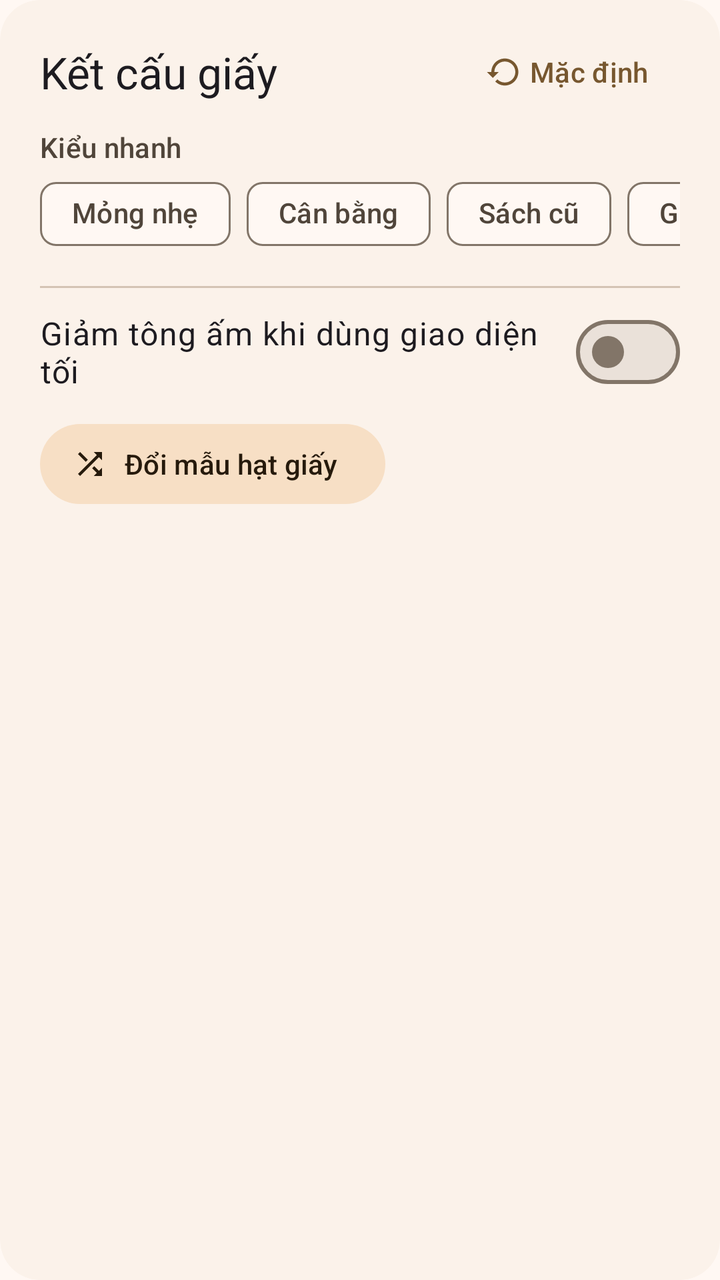
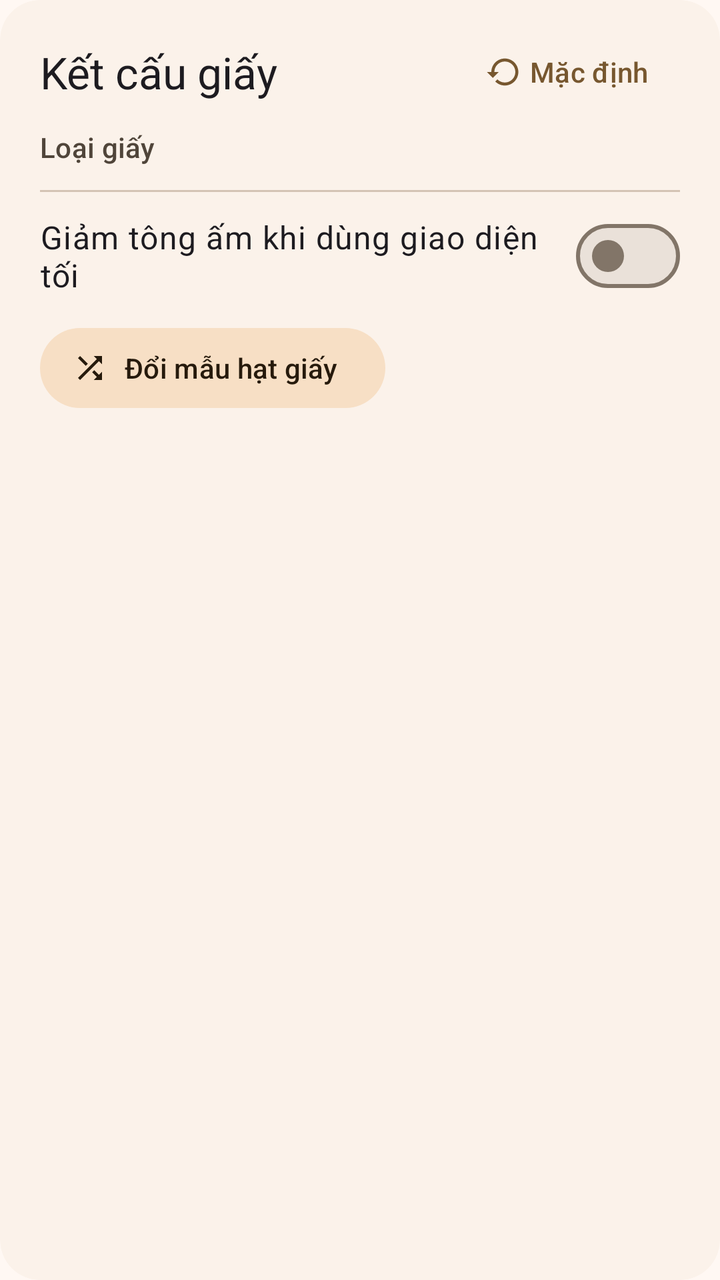

Screens rendered from an Android XML layout before and after an edit, with the pre-edit source and the edit as a unified diff.
<!-- AndroidManifest.xml: application theme Theme.PaperScreen -->
<!-- res/layout/section_controls.xml -->
<?xml version="1.0" encoding="utf-8"?>
<com.google.android.material.card.MaterialCardView xmlns:android="http://schemas.android.com/apk/res/android"
    xmlns:app="http://schemas.android.com/apk/res-auto"
    style="@style/Widget.Material3.CardView.Filled"
    android:layout_width="match_parent"
    android:layout_height="wrap_content"
    android:layout_marginBottom="16dp"
    app:cardBackgroundColor="?attr/colorSurfaceContainerLow"
    app:cardCornerRadius="20dp">

    <LinearLayout
        android:layout_width="match_parent"
        android:layout_height="wrap_content"
        android:orientation="vertical"
        android:paddingStart="20dp"
        android:paddingTop="12dp"
        android:paddingEnd="20dp"
        android:paddingBottom="20dp">

        <LinearLayout
            android:layout_width="match_parent"
            android:layout_height="wrap_content"
            android:gravity="center_vertical"
            android:orientation="horizontal">

            <TextView
                android:layout_width="0dp"
                android:layout_height="wrap_content"
                android:layout_weight="1"
                android:accessibilityHeading="true"
                android:text="@string/section_texture"
                android:textAppearance="?attr/textAppearanceTitleLarge" />

            <com.google.android.material.button.MaterialButton
                android:id="@+id/reset_defaults"
                style="@style/Widget.Material3.Button.TextButton.Icon"
                android:layout_width="wrap_content"
                android:layout_height="wrap_content"
                android:text="@string/reset_defaults"
                app:icon="@drawable/ic_restore" />
        </LinearLayout>

        <TextView
            android:layout_width="match_parent"
            android:layout_height="wrap_content"
            android:layout_marginTop="4dp"
            android:text="@string/presets"
            android:textAppearance="?attr/textAppearanceLabelLarge"
            android:textColor="?attr/colorOnSurfaceVariant" />

        <HorizontalScrollView
            android:layout_width="match_parent"
            android:layout_height="wrap_content"
            android:clipToPadding="false"
            android:scrollbars="none">

            <com.google.android.material.chip.ChipGroup
                android:id="@+id/presets"
                android:layout_width="wrap_content"
                android:layout_height="wrap_content"
                app:singleLine="true">

                <com.google.android.material.chip.Chip
                    android:id="@+id/preset_light"
                    style="@style/Widget.Material3.Chip.Filter"
                    android:layout_width="wrap_content"
                    android:layout_height="wrap_content"
                    android:text="@string/preset_light" />

                <com.google.android.material.chip.Chip
                    android:id="@+id/preset_balanced"
                    style="@style/Widget.Material3.Chip.Filter"
                    android:layout_width="wrap_content"
                    android:layout_height="wrap_content"
                    android:text="@string/preset_balanced" />

                <com.google.android.material.chip.Chip
                    android:id="@+id/preset_old_book"
                    style="@style/Widget.Material3.Chip.Filter"
                    android:layout_width="wrap_content"
                    android:layout_height="wrap_content"
                    android:text="@string/preset_old_book" />

                <com.google.android.material.chip.Chip
                    android:id="@+id/preset_rough"
                    style="@style/Widget.Material3.Chip.Filter"
                    android:layout_width="wrap_content"
                    android:layout_height="wrap_content"
                    android:text="@string/preset_rough" />
            </com.google.android.material.chip.ChipGroup>
        </HorizontalScrollView>

        <LinearLayout
            android:id="@+id/slider_container"
            android:layout_width="match_parent"
            android:layout_height="wrap_content"
            android:orientation="vertical" />

        <com.google.android.material.divider.MaterialDivider
            android:layout_width="match_parent"
            android:layout_height="wrap_content"
            android:layout_marginTop="12dp"
            android:layout_marginBottom="4dp" />

        <com.google.android.material.materialswitch.MaterialSwitch
            android:id="@+id/dim_in_dark_switch"
            android:layout_width="match_parent"
            android:layout_height="wrap_content"
            android:minHeight="56dp"
            android:text="@string/dim_in_dark"
            android:textAppearance="?attr/textAppearanceBodyLarge" />

        <com.google.android.material.button.MaterialButton
            android:id="@+id/new_seed"
            style="@style/Widget.Material3.Button.TonalButton.Icon"
            android:layout_width="wrap_content"
            android:layout_height="wrap_content"
            android:layout_marginTop="4dp"
            android:text="@string/new_seed"
            app:icon="@drawable/ic_shuffle" />
    </LinearLayout>
</com.google.android.material.card.MaterialCardView>
<!-- resources referenced by this layout -->
<resources>
  <!-- drawable ic_restore (drawable) -->
  <?xml version="1.0" encoding="utf-8"?>
  <vector xmlns:android="http://schemas.android.com/apk/res/android"
      android:width="24dp"
      android:height="24dp"
      android:tint="?attr/colorControlNormal"
      android:viewportWidth="24"
      android:viewportHeight="24">
      <path
          android:fillColor="@android:color/white"
          android:pathData="M13,3c-4.97,0 -9,4.03 -9,9L1,12l3.89,3.89 0.07,0.14L9,12L6,12c0,-3.87 3.13,-7 7,-7s7,3.13 7,7 -3.13,7 -7,7c-1.93,0 -3.68,-0.79 -4.94,-2.06l-1.42,1.42C8.27,19.99 10.51,21 13,21c4.97,0 9,-4.03 9,-9s-4.03,-9 -9,-9z" />
  </vector>
  <!-- drawable ic_shuffle (drawable) -->
  <?xml version="1.0" encoding="utf-8"?>
  <vector xmlns:android="http://schemas.android.com/apk/res/android"
      android:width="24dp"
      android:height="24dp"
      android:tint="?attr/colorControlNormal"
      android:viewportWidth="24"
      android:viewportHeight="24">
      <path
          android:fillColor="@android:color/white"
          android:pathData="M10.59,9.17L5.41,4 4,5.41l5.17,5.17 1.42,-1.41zM14.5,4l2.04,2.04L4,18.59 5.41,20 17.96,7.46 20,9.5L20,4h-5.5zM14.83,13.41l-1.41,1.41 3.13,3.13L14.5,20L20,20v-5.5l-2.04,2.04 -3.13,-3.13z" />
  </vector>
  <string name="dim_in_dark">Giảm tông ấm khi dùng giao diện tối</string>
  <string name="new_seed">Đổi mẫu hạt giấy</string>
  <string name="preset_balanced">Cân bằng</string>
  <string name="preset_light">Mỏng nhẹ</string>
  <string name="preset_old_book">Sách cũ</string>
  <string name="preset_rough">Giấy thô</string>
  <string name="presets">Kiểu nhanh</string>
  <string name="reset_defaults">Mặc định</string>
  <string name="section_texture">Kết cấu giấy</string>
  <color name="md_primary">#FF77572F</color>
  <color name="md_on_primary">#FFFFFFFF</color>
  <color name="md_primary_container">#FFFFDDB4</color>
  <color name="md_on_primary_container">#FF2A1800</color>
  <color name="md_secondary">#FF6D5C48</color>
  <color name="md_on_secondary">#FFFFFFFF</color>
  <color name="md_secondary_container">#FFF7DFC5</color>
  <color name="md_on_secondary_container">#FF261A0C</color>
  <color name="md_tertiary">#FF52643F</color>
  <color name="md_on_tertiary">#FFFFFFFF</color>
  <color name="md_tertiary_container">#FFD4EABB</color>
  <color name="md_on_tertiary_container">#FF111F04</color>
  <color name="md_error">#FFBA1A1A</color>
  <color name="md_on_error">#FFFFFFFF</color>
  <color name="md_surface">#FFFFF8F3</color>
  <color name="md_on_surface">#FF201B15</color>
  <color name="md_surface_variant">#FFF0E0D0</color>
  <color name="md_on_surface_variant">#FF50453A</color>
  <color name="md_outline">#FF827568</color>
  <color name="md_outline_variant">#FFD4C4B4</color>
  <color name="md_surface_container_lowest">#FFFFFFFF</color>
  <color name="md_surface_container_low">#FFFBF2EA</color>
  <color name="md_surface_container">#FFF5ECE4</color>
  <color name="md_surface_container_high">#FFEFE6DE</color>
  <color name="md_surface_container_highest">#FFEAE1D9</color>
  <!-- unchanged entries left out for length: 1 -->
</resources>

<!-- the commit's change to res/layout/section_controls.xml (unified diff, before → after) -->
@@ -44,51 +44,15 @@
             android:layout_width="match_parent"
             android:layout_height="wrap_content"
             android:layout_marginTop="4dp"
-            android:text="@string/presets"
+            android:text="@string/paper_type"
             android:textAppearance="?attr/textAppearanceLabelLarge"
             android:textColor="?attr/colorOnSurfaceVariant" />
 
-        <HorizontalScrollView
+        
+        <com.google.android.material.chip.ChipGroup
+            android:id="@+id/paper_types"
             android:layout_width="match_parent"
-            android:layout_height="wrap_content"
-            android:clipToPadding="false"
-            android:scrollbars="none">
-
-            <com.google.android.material.chip.ChipGroup
-                android:id="@+id/presets"
-                android:layout_width="wrap_content"
-                android:layout_height="wrap_content"
-                app:singleLine="true">
-
-                <com.google.android.material.chip.Chip
-                    android:id="@+id/preset_light"
-                    style="@style/Widget.Material3.Chip.Filter"
-                    android:layout_width="wrap_content"
-                    android:layout_height="wrap_content"
-                    android:text="@string/preset_light" />
-
-                <com.google.android.material.chip.Chip
-                    android:id="@+id/preset_balanced"
-                    style="@style/Widget.Material3.Chip.Filter"
-                    android:layout_width="wrap_content"
-                    android:layout_height="wrap_content"
-                    android:text="@string/preset_balanced" />
-
-                <com.google.android.material.chip.Chip
-                    android:id="@+id/preset_old_book"
-                    style="@style/Widget.Material3.Chip.Filter"
-                    android:layout_width="wrap_content"
-                    android:layout_height="wrap_content"
-                    android:text="@string/preset_old_book" />
-
-                <com.google.android.material.chip.Chip
-                    android:id="@+id/preset_rough"
-                    style="@style/Widget.Material3.Chip.Filter"
-                    android:layout_width="wrap_content"
-                    android:layout_height="wrap_content"
-                    android:text="@string/preset_rough" />
-            </com.google.android.material.chip.ChipGroup>
-        </HorizontalScrollView>
+            android:layout_height="wrap_content" />
 
         <LinearLayout
             android:id="@+id/slider_container"
<!-- resource entries referenced after the edit -->
@@ -26,11 +26,7 @@
   </vector>
   <string name="dim_in_dark">Giảm tông ấm khi dùng giao diện tối</string>
   <string name="new_seed">Đổi mẫu hạt giấy</string>
-  <string name="preset_balanced">Cân bằng</string>
-  <string name="preset_light">Mỏng nhẹ</string>
-  <string name="preset_old_book">Sách cũ</string>
-  <string name="preset_rough">Giấy thô</string>
-  <string name="presets">Kiểu nhanh</string>
+  <string name="paper_type">Loại giấy</string>
   <string name="reset_defaults">Mặc định</string>
   <string name="section_texture">Kết cấu giấy</string>
   <color name="md_primary">#FF77572F</color>
